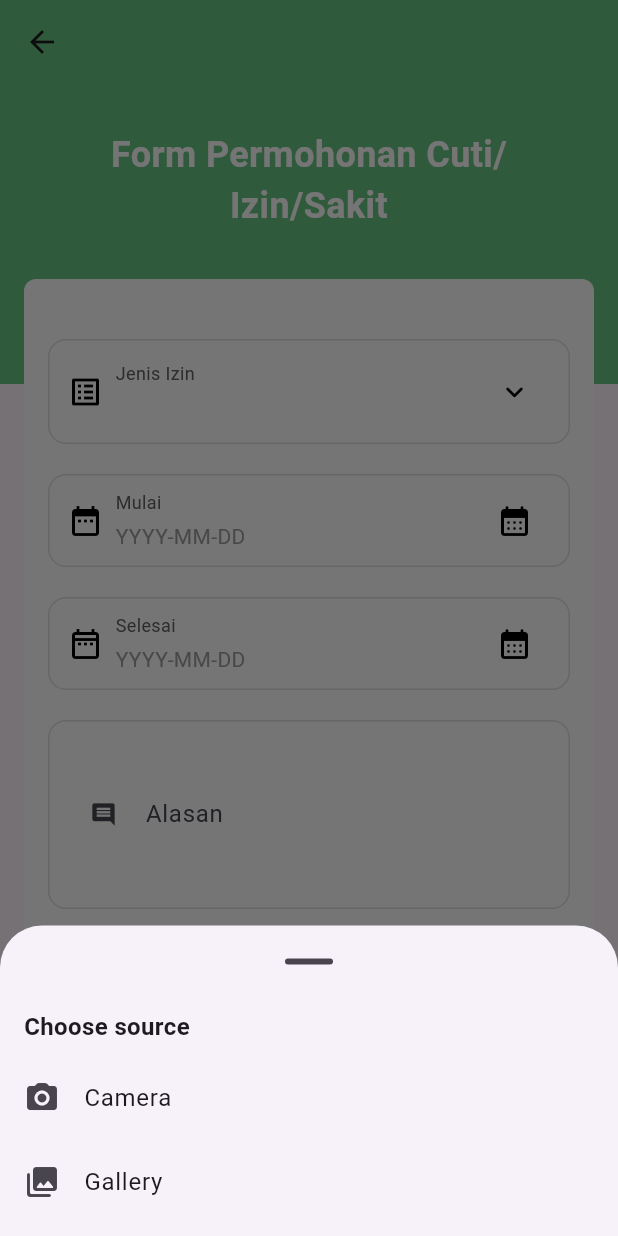
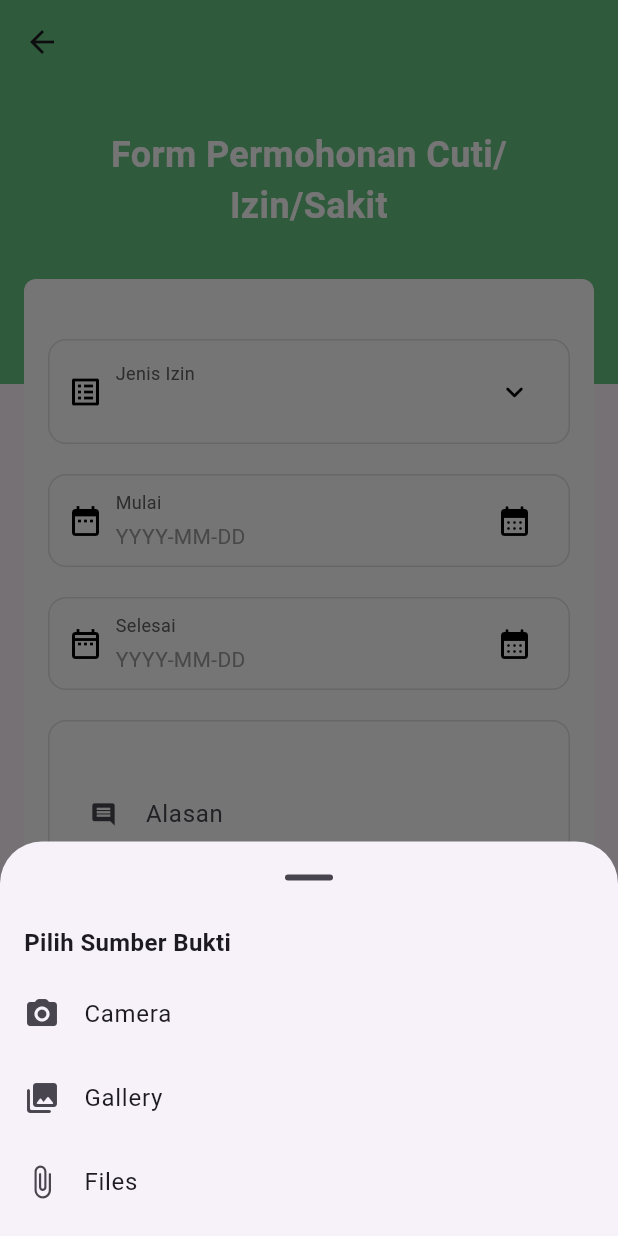
Before and after one commit to dewade17/saraspatika-mobile, a Flutter app: the PengajuanScreen screen opened directly, after a tap on "Unggah Bukti", on a phone screen of 412 x 824 dp. Run offline on Flutter 3.47's test engine with Material 3 defaults, Android fonts, the light colour scheme and no system bars; our stand-ins replace camera, connectivity_plus, curved_navigation_bar, file_picker, flutter_image_compress, flutter_map and 9 more; missing offline and left inert: google_mlkit_face_detection; accounts and stored records are empty.

Commit message:
update: pengajuan-absensi-picked-file

```diff
--- a/lib/feature/izin_sakit_cuti/data/repository/pengajuan_absensi_repository.dart
+++ b/lib/feature/izin_sakit_cuti/data/repository/pengajuan_absensi_repository.dart
@@ -60,8 +60,9 @@ class PengajuanAbsensiRepository {
           'tanggal_mulai': tanggalMulai.trim(),
           'tanggal_selesai': tanggalSelesai.trim(),
           'alasan': alasan.trim(),
-          if (fotoBuktiUrl != null && fotoBuktiUrl.trim().isNotEmpty)
-            'foto_bukti_url': fotoBuktiUrl.trim(),
+          'foto_bukti_url': (fotoBuktiUrl != null && fotoBuktiUrl.isNotEmpty)
+              ? fotoBuktiUrl
+              : '',
         },
         files: [uploadFile],
         useToken: true,
@@ -78,8 +79,7 @@ class PengajuanAbsensiRepository {
         'tanggal_mulai': tanggalMulai.trim(),
         'tanggal_selesai': tanggalSelesai.trim(),
         'alasan': alasan.trim(),
-        if (fotoBuktiUrl != null && fotoBuktiUrl.trim().isNotEmpty)
-          'foto_bukti_url': fotoBuktiUrl.trim(),
+        'foto_bukti_url': fotoBuktiUrl?.trim() ?? '',
       },
     );
 
--- a/lib/feature/izin_sakit_cuti/screen/form_tambah_pengajuan/pengajuan_screen.dart
+++ b/lib/feature/izin_sakit_cuti/screen/form_tambah_pengajuan/pengajuan_screen.dart
@@ -1,3 +1,5 @@
+import 'package:file_picker/file_picker.dart';
+import 'package:flutter/foundation.dart';
 import 'package:flutter/material.dart';
 import 'package:saraspatika/core/constants/colors.dart';
 import 'package:saraspatika/core/shared_widgets/app_button_widget.dart';
@@ -5,6 +7,7 @@ import 'package:saraspatika/core/shared_widgets/app_date_picker_field.dart';
 import 'package:saraspatika/core/shared_widgets/app_drop_down.dart';
 import 'package:saraspatika/core/shared_widgets/app_picked_file.dart';
 import 'package:saraspatika/core/shared_widgets/app_text_field.dart';
+import 'package:saraspatika/core/utils/image_compress_utils.dart';
 import 'package:saraspatika/feature/izin_sakit_cuti/data/provider/pengajuan_absensi_provider.dart';
 import 'package:provider/provider.dart';
 
@@ -37,11 +40,53 @@ class _PengajuanScreenState extends State<PengajuanScreen> {
   }
 
   Future<void> _pickBukti() async {
-    await _buktiController.pickProfilePhoto(
+    // 1. Tampilkan dialog pemilihan sumber (Kamera, Galeri, atau File System)
+    final source = await AppFilePicker.showSourceChooser(
       context,
-      allowCamera: true,
-      allowGallery: true,
+      allowCamera: true, // Mendukung allowCamera
+      allowGallery: true, // Mendukung allowGallery
+      allowFileSystem: true, // Mendukung allowFileSystem
+      dialogTitle: 'Pilih Sumber Bukti',
     );
+
+    if (source == null) return;
+
+    List<AppPickedFile> picked = [];
+
+    try {
+      // 2. Lakukan pengambilan file berdasarkan sumber yang dipilih
+      switch (source) {
+        case AppFileSource.camera:
+          picked = await AppFilePicker.pickFromCamera(
+            context: context,
+            compressCameraImage: true,
+            cameraCompressOptions: const ImageCompressOptions(),
+          );
+          break;
+        case AppFileSource.gallery:
+          picked = await AppFilePicker.pickFromGallery(
+            context: context,
+            mode: AppFilePickerMode.imagesOnly,
+            allowMultiple: false,
+          );
+          break;
+        case AppFileSource.fileSystem:
+          picked = await AppFilePicker.pickFromFileSystem(
+            context: context,
+            mode: AppFilePickerMode.any,
+            fileType: FileType.any, // Memerlukan import file_picker
+            allowMultiple: false,
+          );
+          break;
+      }
+
+      // 3. Update controller jika ada file yang dipilih
+      if (picked.isNotEmpty) {
+        _buktiController.setFiles(picked);
+      }
+    } catch (e) {
+      if (kDebugMode) debugPrint('Error picking file: $e');
+    }
   }
 
   String _formatDate(DateTime date) {
@@ -210,27 +255,89 @@ class _PengajuanScreenState extends State<PengajuanScreen> {
                                 enabled: !provider.isLoading,
                               ),
                               const SizedBox(height: 20),
-                              AppFilePickerField(
-                                controller: _buktiController,
-                                label: 'Bukti',
-                                hintText: 'Belum ada file diunggah',
-                                leadingIcon: Icons.insert_drive_file_outlined,
-                                enabled: !provider.isLoading,
-                                allowClear: true,
-                                allowCamera: true,
-                                allowGallery: true,
-                                allowFileSystem: true,
+                              ValueListenableBuilder(
+                                valueListenable: _buktiController,
+                                builder: (context, files, _) {
+                                  final hasFile = files.isNotEmpty;
+
+                                  return Column(
+                                    crossAxisAlignment:
+                                        CrossAxisAlignment.start,
+                                    children: [
+                                      // Tombol pemicu dengan desain yang kamu inginkan
+                                      AppButton(
+                                        text: hasFile
+                                            ? 'Ubah Bukti'
+                                            : 'Unggah Bukti',
+                                        variant: AppButtonVariant.outline,
+                                        leading: const Icon(
+                                          Icons.camera_alt_outlined,
+                                        ),
+                                        fullWidth: true,
+                                        enabled: !provider.isLoading,
+                                        onPressed: _pickBukti,
+                                      ),
+
+                                      // Tampilkan nama file jika sudah dipilih
+                                      if (hasFile) ...[
+                                        const SizedBox(height: 8),
+                                        Container(
+                                          padding: const EdgeInsets.symmetric(
+                                            horizontal: 12,
+                                            vertical: 8,
+                                          ),
+                                          decoration: BoxDecoration(
+                                            color: Colors.grey[100],
+                                            borderRadius: BorderRadius.circular(
+                                              8,
+                                            ),
+                                            border: Border.all(
+                                              color: Colors.grey[300]!,
+                                            ),
+                                          ),
+                                          child: Row(
+                                            children: [
+                                              const Icon(
+                                                Icons.insert_drive_file,
+                                                size: 20,
+                                                color: Colors.grey,
+                                              ),
+                                              const SizedBox(width: 8),
+                                              Expanded(
+                                                child: Text(
+                                                  files.first.path
+                                                      .split('/')
+                                                      .last,
+                                                  style: const TextStyle(
+                                                    fontSize: 14,
+                                                    color: Colors.black87,
+                                                  ),
+                                                  overflow:
+                                                      TextOverflow.ellipsis,
+                                                ),
+                                              ),
+                                              IconButton(
+                                                icon: const Icon(
+                                                  Icons.close,
+                                                  size: 20,
+                                                  color: Colors.red,
+                                                ),
+                                                onPressed: () =>
+                                                    _buktiController.clear(),
+                                                padding: EdgeInsets.zero,
+                                                constraints:
+                                                    const BoxConstraints(),
+                                              ),
+                                            ],
+                                          ),
+                                        ),
+                                      ],
+                                    ],
+                                  );
+                                },
                               ),
+
                               const SizedBox(height: 32),
-                              AppButton(
-                                text: 'Unggah Bukti',
-                                variant: AppButtonVariant.outline,
-                                leading: const Icon(Icons.camera_alt_outlined),
-                                fullWidth: true,
-                                enabled: !provider.isLoading,
-                                onPressed: _pickBukti,
-                              ),
-                              const SizedBox(height: 16),
                               AppButton(
                                 text: 'Kirim Permintaan',
                                 variant: AppButtonVariant.primary,
```
